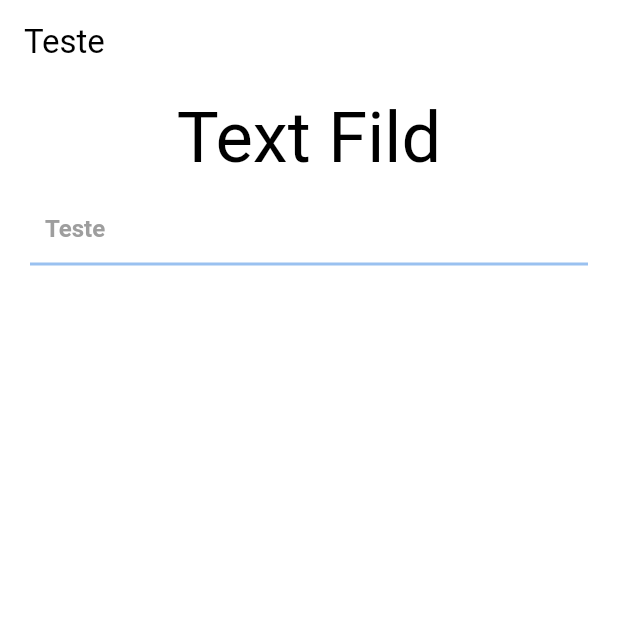
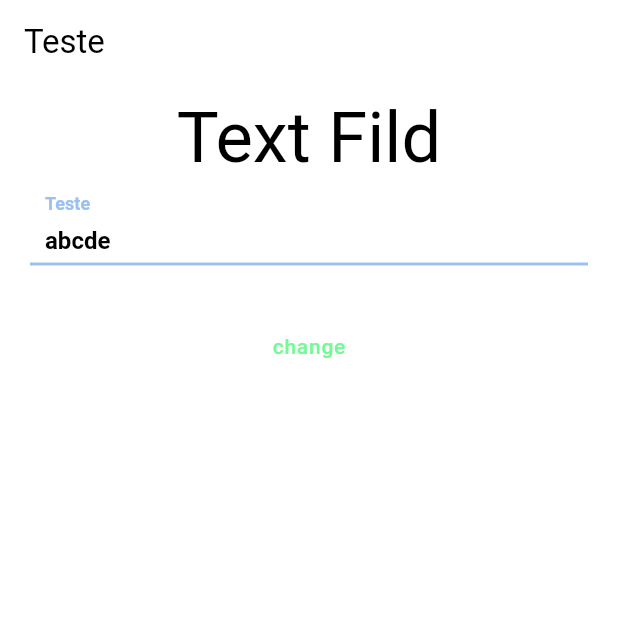
Before and after one commit to eduardohr-muniz/paipfood_package, a Flutter app: the screen it shows after launch, on a phone screen of 412 x 824 dp, the top half of it. Run offline on Flutter 3.47's test engine with Material 2 defaults, Android fonts, the phone set to English and light mode, and no system bars; our stand-ins replace mask_text_input_formatter.

Commit message:
update_initial_value

```diff
--- a/example/lib/modules/presenter/teste_page.dart
+++ b/example/lib/modules/presenter/teste_page.dart
@@ -1,13 +1,18 @@
 import 'package:flutter/material.dart';
 import 'package:paipfood_package/paipfood_package.dart';
 
-class TestePage extends StatelessWidget {
+class TestePage extends StatefulWidget {
   const TestePage({super.key});
 
   @override
+  State<TestePage> createState() => _TestePageState();
+}
+
+class _TestePageState extends State<TestePage> {
+  final inputEC = TextEditingController();
+  final testeUpdate = ValueNotifier(false);
+  @override
   Widget build(BuildContext context) {
-    final inputEC = TextEditingController();
-    final searchEC = TextEditingController();
     return Scaffold(
       appBar: AppBar(title: const Text('Teste')),
       body: Container(
@@ -18,11 +23,20 @@ class TestePage extends StatelessWidget {
             children: [
               Text("Text Fild", style: context.textTheme.displayLarge),
               CwTextFormFild(
+                updateInitialValueVN: testeUpdate,
+                initialValue: "abcde",
                 controller: inputEC,
                 label: "Teste",
                 expanded: true,
               ),
               CwSizedBox(),
+              TextButton(
+                  onPressed: () {
+                    setState(() {
+                      // testeUpdate.value = !testeUpdate.value;
+                    });
+                  },
+                  child: Text("change"))
               // CwSearchFild(menuController: menuController, label: label, children: children, list: list, controller: controller)
             ],
           ),
--- a/lib/src/ui/widgets/cw_text_form_fild.dart
+++ b/lib/src/ui/widgets/cw_text_form_fild.dart
@@ -4,6 +4,7 @@ part of 'package:paipfood_package/paipfood_package.dart';
 class CwTextFormFild extends StatefulWidget {
   final TextEditingController controller;
   final String? initialValue;
+  final ValueListenable<bool>? updateInitialValueVN;
   final double? maxWidthPercent;
   final String? Function(String?)? validator;
   final String? hintText;
@@ -29,6 +30,7 @@ class CwTextFormFild extends StatefulWidget {
     Key? key,
     required this.controller,
     this.initialValue,
+    this.updateInitialValueVN,
     this.maxWidthPercent,
     this.validator,
     this.hintText,
@@ -62,9 +64,13 @@ class _CwTextFormFildState extends State<CwTextFormFild> {
     super.initState();
   }
 
+  bool _update = false;
+
   @override
   Widget build(BuildContext context) {
-    final double widthMediaQuery = widget.maxWidthPercent != null ? context.mediaQuery.size.width * widget.maxWidthPercent! : 0;
+    final double widthMediaQuery = widget.maxWidthPercent != null
+        ? context.mediaQuery.size.width * widget.maxWidthPercent!
+        : 0;
     Widget child = Padding(
       padding: const EdgeInsets.symmetric(vertical: 10),
       child: TextFormField(
@@ -80,10 +86,13 @@ class _CwTextFormFildState extends State<CwTextFormFild> {
         validator: widget.validator,
         keyboardType: widget.keyboardType,
         decoration: InputDecoration(
-            enabledBorder:
-                widget.defaultStyle == false ? UnderlineInputBorder(borderSide: BorderSide(color: context.secondaryColor, width: 2)) : null,
+            enabledBorder: widget.defaultStyle == false
+                ? UnderlineInputBorder(
+                    borderSide: BorderSide(color: context.secondaryColor, width: 2))
+                : null,
             contentPadding: const EdgeInsets.symmetric(horizontal: 10, vertical: 1),
-            focusedBorder: UnderlineInputBorder(borderSide: BorderSide(width: 3, color: context.primaryColor)),
+            focusedBorder: UnderlineInputBorder(
+                borderSide: BorderSide(width: 3, color: context.primaryColor)),
             filled: widget.filled,
             fillColor: Colors.grey.withOpacity(0.09),
             labelStyle: const TextStyle(color: Colors.grey),
@@ -98,18 +107,34 @@ class _CwTextFormFildState extends State<CwTextFormFild> {
             hintText: widget.hintText),
       ),
     );
+
+    Widget valueLB = widget.updateInitialValueVN != null
+        ? ValueListenableBuilder(
+            valueListenable: widget.updateInitialValueVN!,
+            builder: (context, update, _) {
+              if (_update != update) {
+                widget.controller.text = widget.initialValue!;
+                _update = update;
+              }
+              return child;
+            },
+          )
+        : const SizedBox.shrink();
+
     if (widget.maxWidthPercent == null && widget.expanded == false) {
       return SizedBox(
         width: widget.minWidth,
-        child: child,
+        child: widget.updateInitialValueVN != null ? valueLB : child,
       );
     } else if (widget.maxWidthPercent == null && widget.expanded == true) {
-      return SizedBox(child: child);
+      return SizedBox(child: widget.updateInitialValueVN != null ? valueLB : child);
     } else {
       return ConstrainedBox(
-          constraints:
-              BoxConstraints(minWidth: widget.minWidth, maxWidth: widthMediaQuery > widget.minWidth ? widthMediaQuery : widget.minWidth),
-          child: child);
+          constraints: BoxConstraints(
+              minWidth: widget.minWidth,
+              maxWidth:
+                  widthMediaQuery > widget.minWidth ? widthMediaQuery : widget.minWidth),
+          child: widget.updateInitialValueVN != null ? valueLB : child);
     }
   }
 }
```
